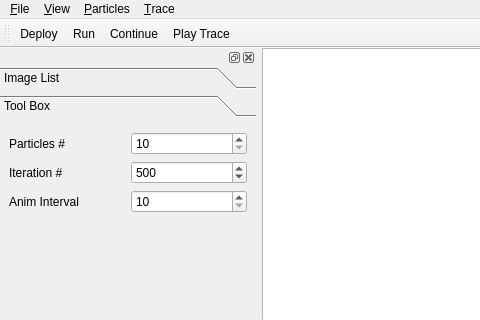
This is imageParticles/particlesUI.ui in SadeghMSalehi/gradworks as Qt 5 draws it before an edit; both pictures show x 0 to 480 and y 0 to 320 of the 800 by 600 pixel window. The edited form follows.
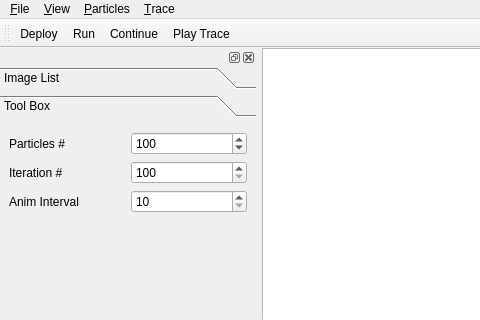
This is the edited form. Custom widgets are drawn as their Qt base class.

```diff
--- a/imageParticles/particlesUI.ui
+++ b/imageParticles/particlesUI.ui
@@ -98,6 +98,9 @@
            <property name="singleStep">
             <number>100</number>
            </property>
+           <property name="value">
+            <number>100</number>
+           </property>
           </widget>
          </item>
          <item row="1" column="0">
@@ -119,7 +122,7 @@
             <number>100</number>
            </property>
            <property name="value">
-            <number>500</number>
+            <number>100</number>
            </property>
           </widget>
          </item>
```
Left out of the diff: 4 changed lines with no effect on the pictures.
